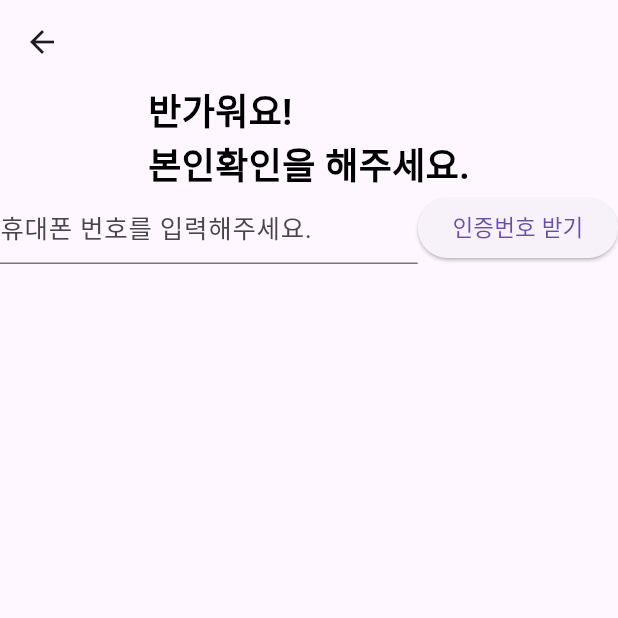
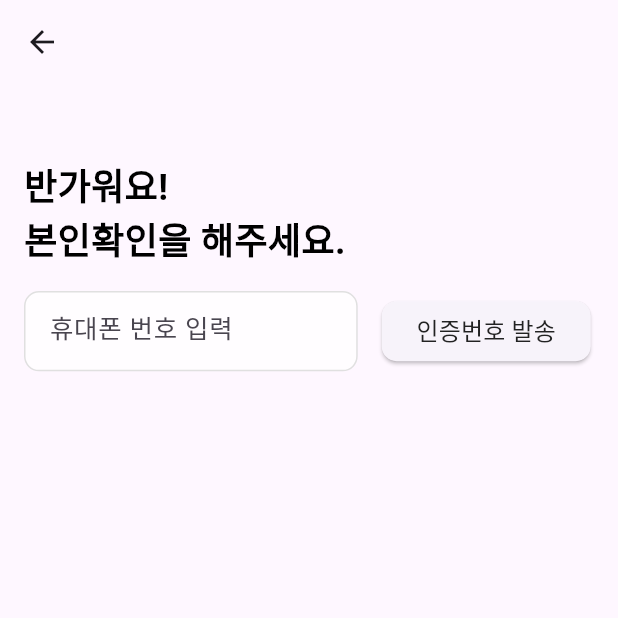
Before and after one commit to hoony00/testCADM, a Flutter app: the screen it shows after launch, item 4 of the bottom bar chosen, after a tap on "시작하기", on a phone screen of 412 x 824 dp, the top half of it. Run offline on Flutter 3.47's test engine with Material 3 defaults, Android fonts, the phone set to English and light mode, and no system bars; our stand-ins replace cloud_firestore, convex_bottom_bar, device_info_plus, dio, easy_localization, flutter_image_compress and 8 more; missing offline and left inert: nav; accounts and stored records are empty; network calls fail; Roboto replaces fonts that are missing (Pretendard).

Commit message:
feat : 인증번호 발송 페이지

```diff
--- a/lib/view/join/s_join.dart
+++ /dev/null
@@ -1,65 +0,0 @@
-import 'package:flutter/material.dart';
-import 'package:flutter_riverpod/flutter_riverpod.dart';
-import 'package:velocity_x/velocity_x.dart';
-
-import '../../common/font/pretendard.dart';
-
-class JoinScreen extends ConsumerStatefulWidget {
-  const JoinScreen({super.key});
-
-  @override
-  ConsumerState<JoinScreen> createState() => _HomeScreenState();
-}
-
-class _HomeScreenState extends ConsumerState<JoinScreen> {
-
-  late TextEditingController _controller;
-
-  @override
-  void initState() {
-    _controller = TextEditingController();
-    super.initState();
-  }
-
-  @override
-  Widget build(BuildContext context) {
-    return Scaffold(
-      appBar: AppBar(),
-      body: Column(
-        children: [
-          _buildSunTilte(),
-          _buildPhoneNumber(),
-        ],
-      ),
-    );
-  }
-
-  Widget _buildSunTilte() {
-    return const Text(
-      '반가워요! \n본인확인을 해주세요.',
-      style: Pretendard.wblack_s24_w700,
-    );
-  }
-
-  Widget _buildPhoneNumber() {
-    return Row(
-      mainAxisAlignment: MainAxisAlignment.center,
-      mainAxisSize: MainAxisSize.min,
-      children: [
-        Expanded(
-          child: TextField(
-            controller: _controller,
-            decoration: const InputDecoration(
-              hintText: '휴대폰 번호를 입력해주세요.',
-            ),
-          ),
-        ),
-        ElevatedButton(
-          onPressed: () {
-          },
-          child: const Text('인증번호 받기'),
-        ),
-      ],
-    );
-  }
-}
--- /dev/null
+++ b/lib/view/join/s_verification.dart
@@ -0,0 +1,156 @@
+import 'package:flutter/material.dart';
+import 'package:flutter/services.dart';
+import 'package:flutter_riverpod/flutter_riverpod.dart';
+import 'package:go_router/go_router.dart';
+import 'package:test04dm/widget/w_height_and_width.dart';
+import 'package:velocity_x/velocity_x.dart';
+
+import '../../common/colors/color_palette.dart';
+import '../../common/font/pretendard.dart';
+
+class VerificationScreen extends ConsumerStatefulWidget {
+  const VerificationScreen({super.key});
+
+  @override
+  ConsumerState<VerificationScreen> createState() => _HomeScreenState();
+}
+
+class _HomeScreenState extends ConsumerState<VerificationScreen> {
+
+  late TextEditingController _phoneController;
+  late TextEditingController _authNumberController;
+  bool isVisibilityAuthNumber = false;
+
+  @override
+  void initState() {
+    _phoneController = TextEditingController();
+    _authNumberController = TextEditingController();
+    super.initState();
+  }
+
+  @override
+  Widget build(BuildContext context) {
+    return Scaffold(
+      appBar: AppBar(),
+      body: Column(
+        crossAxisAlignment: CrossAxisAlignment.start,
+        children: [
+          Height(50),
+          _buildSunTilte(),
+          _buildPhoneNumber(),
+          _buildAuthNumber(),
+          _buildCheckButton(),
+        ],
+      ),
+    );
+  }
+
+  Widget _buildSunTilte() {
+    return const Text(
+      '반가워요! \n본인확인을 해주세요.',
+      style: Pretendard.wblack_s24_w700,
+    ).pOnly(left: 16);
+  }
+
+
+  Widget _buildPhoneNumber() {
+    return Row(
+      mainAxisAlignment: MainAxisAlignment.center,
+      mainAxisSize: MainAxisSize.min,
+      children: [
+        Container(
+          width: context.screenWidth * 0.54,
+          height: context.screenWidth * 0.13,
+          decoration: BoxDecoration(
+            border: Border.all(
+              color: Colors.grey[300]!,
+            ),
+            borderRadius: BorderRadius.circular(10),
+            color: Colors.white70,
+          ),
+
+          child: TextFormField(
+            /// todo : 포커스 받으면 테두리 색상 변경
+            controller: _phoneController,
+            keyboardType: TextInputType.phone,
+            decoration: const InputDecoration(
+              hintText: '휴대폰 번호 입력',
+              border: InputBorder.none,
+            ),
+          ).pOnly(left: 16),
+        ).p16(),
+
+        ElevatedButton(
+          style: ElevatedButton.styleFrom(
+            shape: RoundedRectangleBorder(
+              borderRadius: BorderRadius.circular(10),
+            ),
+            surfaceTintColor: Colors.white,
+          ),
+          onPressed: () {
+            print('인증번호 확인');
+            setState(() {
+              isVisibilityAuthNumber = true;
+            });
+          },
+          child:  const Text('인증번호 발송', style:  Pretendard.wblack2_s16_w500),
+        ),
+      ],
+    );
+  }
+
+  Widget _buildAuthNumber() {
+    return Visibility(
+      visible: isVisibilityAuthNumber,
+      child: Container(
+        decoration: BoxDecoration(
+          border: Border.all(
+            color: Colors.grey[300]!,
+          ),
+          borderRadius: BorderRadius.circular(10),
+          color: Colors.white70,
+        ),
+
+        child: TextField(
+          //밑에 라인 제거
+          controller: _authNumberController,
+          keyboardType: TextInputType.phone,
+          decoration: const InputDecoration(
+            hintText: '인증번호 4자리',
+            border: InputBorder.none,
+          ),
+        ).pOnly(left: 16),
+      ).p16(),
+    );
+  }
+
+  Widget _buildCheckButton() {
+    return Visibility(
+      visible: isVisibilityAuthNumber,
+      child: ElevatedButton(
+        onPressed: () {
+          //페이지 이동
+          context.go('/loginCheck');
+          // 버튼 클릭 시 처리할 코드 작성
+          print('로그인 버튼 클릭됨');
+        },
+        style: ElevatedButton.styleFrom(
+          backgroundColor: ColorPalette.primaryColor,
+          minimumSize: Size(400, 50),
+          padding: const EdgeInsets.all(15.0),
+          shape: RoundedRectangleBorder(
+            borderRadius: BorderRadius.circular(10.0),
+          ),
+        ),
+        child: const Text(
+          '시작하기',
+          style: TextStyle(
+            color: Colors.white,
+            fontSize: 20,
+            fontWeight: FontWeight.w600,
+          ),
+        ),
+      ).p20(),
+    );
+  }
+}
--- a/lib/view/main_page.dart
+++ b/lib/view/main_page.dart
@@ -9,7 +9,7 @@ import '../provider/page_index_provider.dart';
 import 'Navigation/bottom_navigation/w_convex_bottom.dart';
 import 'fab/w_floating_daangn_button.dart';
 import 'home/s_home.dart';
-import 'join/s_join.dart';
+import 'join/s_verification.dart';
 
 class MainPage extends ConsumerStatefulWidget {
   const MainPage({super.key});
@@ -34,7 +34,7 @@ class MainScreenState extends ConsumerState<MainPage>
       Visibility(visible: indexProvider == 1, child: const CheckScreen()),
       Visibility(visible: indexProvider == 2, child: const HomeScreen()),
       Visibility(visible: indexProvider == 3, child: const LoginScreen()),
-      Visibility(visible: indexProvider == 4, child:  JoinScreen()),
+      Visibility(visible: indexProvider == 4, child:  VerificationScreen()),
     ];
 
     return Material(
--- a/lib/view/screen/login/s_login.dart
+++ b/lib/view/screen/login/s_login.dart
@@ -4,6 +4,7 @@ import 'package:flutter_screenutil/flutter_screenutil.dart';
 import 'package:go_router/go_router.dart';
 import 'package:test04dm/common/colors/color_palette.dart';
 import 'package:test04dm/common/font/pretendard.dart';
+import 'package:velocity_x/velocity_x.dart';
 
 class LoginScreen extends ConsumerStatefulWidget {
   const LoginScreen({super.key});
@@ -16,10 +17,7 @@ class _LoginScreenState extends ConsumerState<LoginScreen> {
   @override
   Widget build(BuildContext context) {
     return Scaffold(
-      body: SafeArea(
-        child: Padding(
-          padding: const EdgeInsets.all(20.0),
-          child: Column(
+      body: Column(
         children: [
           // 첫 번째 컬럼 (가운데 고정)
           Expanded(
@@ -47,8 +45,6 @@ class _LoginScreenState extends ConsumerState<LoginScreen> {
             ),
           ),
         ],
-          ),
-        ),
       ),
     );
   }
@@ -101,8 +97,7 @@ class _LoginScreenState extends ConsumerState<LoginScreen> {
           fontWeight: FontWeight.w600,
         ),
       ),
-
-    );
+    ).p20();
   }
 
 
--- a/lib/view/screen/login/vo_login_check.dart
+++ b/lib/view/screen/login/vo_login_check.dart
@@ -1,6 +1,6 @@
 import 'package:flutter/material.dart';
 import 'package:test04dm/view/home/s_home.dart';
-import 'package:test04dm/view/join/s_join.dart';
+import 'package:test04dm/view/join/s_verification.dart';
 import 'package:test04dm/view/screen/login/s_login.dart';
 
 class LoginCheck extends StatelessWidget {
@@ -13,6 +13,6 @@ class LoginCheck extends StatelessWidget {
     const isLoggedIn = false; //
 
     // 로그인 여부에 따라 다른 페이지로 이동
-    return isLoggedIn ? const HomeScreen() : const JoinScreen();
+    return isLoggedIn ? const HomeScreen() : const VerificationScreen();
   }
 }
```
Lines whose indentation alone changed are shown as unchanged.
